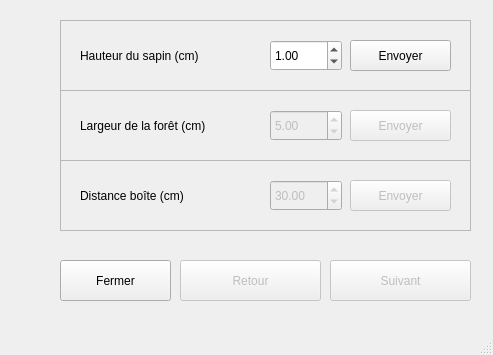
Before: the Qt Designer form IdentificationParams/identification_Qt/startupmainwindow.ui in GPr1me/RobotPendule, drawn with Qt 5.
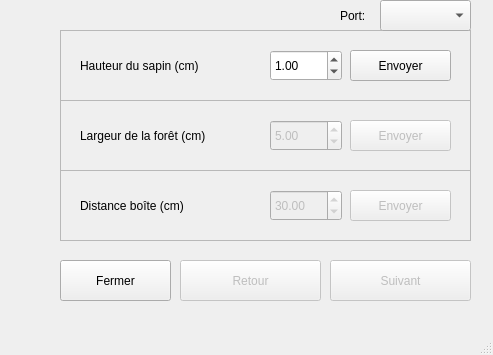
After: the same form once the commit is applied.

Commit message: New Port On StartupWindow

What changed in the file:
```diff
--- a/IdentificationParams/identification_Qt/startupmainwindow.ui
+++ b/IdentificationParams/identification_Qt/startupmainwindow.ui
@@ -37,7 +37,7 @@
     <property name="geometry">
      <rect>
       <x>60</x>
-      <y>20</y>
+      <y>30</y>
       <width>411</width>
       <height>71</height>
      </rect>
@@ -98,7 +98,7 @@
     <property name="geometry">
      <rect>
       <x>60</x>
-      <y>160</y>
+      <y>170</y>
       <width>411</width>
       <height>71</height>
      </rect>
@@ -168,7 +168,7 @@
     <property name="geometry">
      <rect>
       <x>60</x>
-      <y>90</y>
+      <y>100</y>
       <width>411</width>
       <height>71</height>
      </rect>
@@ -260,6 +260,29 @@
      <string>Fermer</string>
     </property>
    </widget>
+   <widget class="QComboBox" name="SelectPort">
+    <property name="geometry">
+     <rect>
+      <x>380</x>
+      <y>0</y>
+      <width>91</width>
+      <height>31</height>
+     </rect>
+    </property>
+   </widget>
+   <widget class="QLabel" name="label_4">
+    <property name="geometry">
+     <rect>
+      <x>340</x>
+      <y>0</y>
+      <width>67</width>
+      <height>31</height>
+     </rect>
+    </property>
+    <property name="text">
+     <string>Port:</string>
+    </property>
+   </widget>
   </widget>
   <widget class="QMenuBar" name="menubar">
    <property name="geometry">
```
The commit also changes 3 other files.
